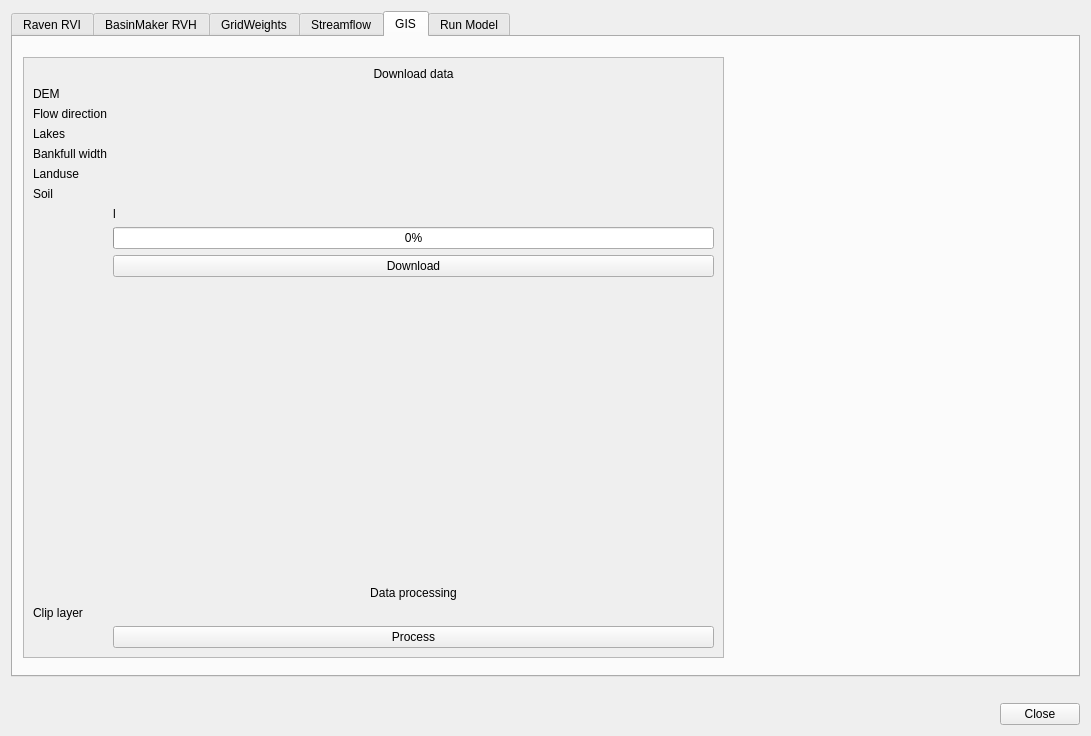
Above: qraven/qraven_dialog_base.ui from Scriptbash/QRaven before the change. Below: the same form after it.
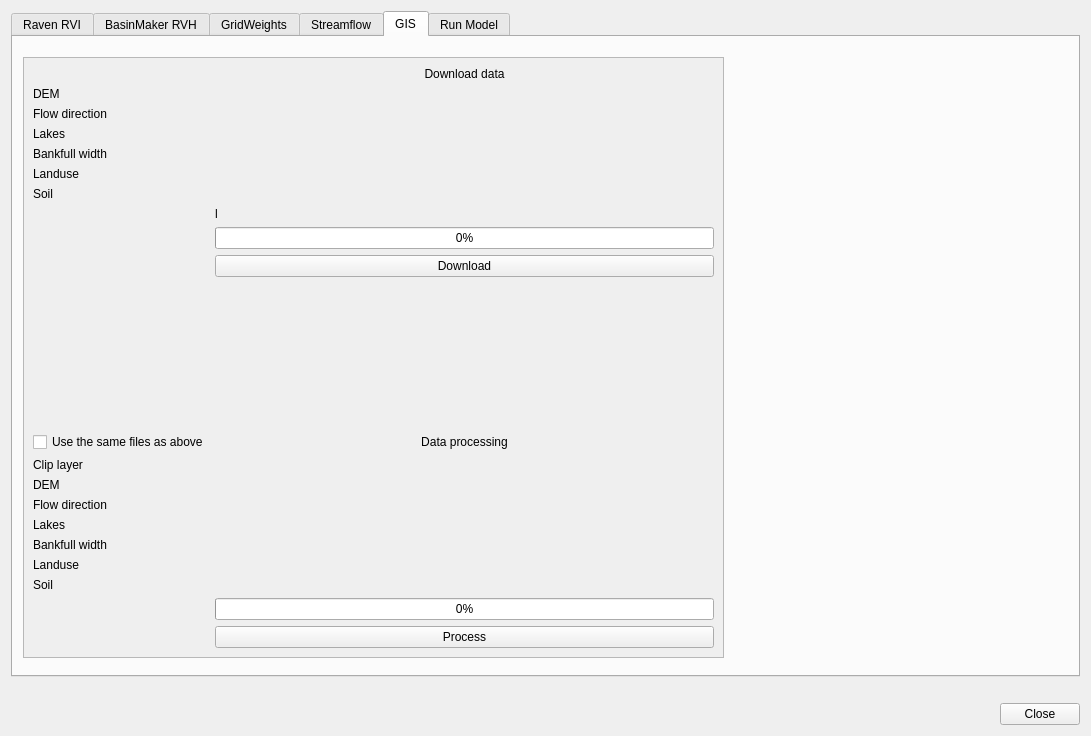
That is the form after the change. Custom widgets are drawn as their Qt base class.

Commit message: Extract tar files

The edit to the form file:
```diff
--- a/qraven/qraven_dialog_base.ui
+++ b/qraven/qraven_dialog_base.ui
@@ -4357,7 +4357,7 @@
           <x>0</x>
           <y>0</y>
           <width>699</width>
-          <height>599</height>
+          <height>676</height>
          </rect>
         </property>
         <layout class="QFormLayout" name="formLayout_2">
@@ -4500,21 +4500,21 @@
            </property>
           </spacer>
          </item>
-         <item row="13" column="1">
+         <item row="14" column="1">
           <widget class="QgsFileWidget" name="file_giscliplayer">
            <property name="filter">
             <string>*.shp</string>
            </property>
           </widget>
          </item>
-         <item row="13" column="0">
+         <item row="14" column="0">
           <widget class="QLabel" name="label_109">
            <property name="text">
             <string>Clip layer</string>
            </property>
           </widget>
          </item>
-         <item row="14" column="1">
+         <item row="22" column="1">
           <widget class="QPushButton" name="btn_gisprocess">
            <property name="text">
             <string>Process</string>
@@ -4538,6 +4538,80 @@
            </property>
           </widget>
          </item>
+         <item row="15" column="1">
+          <widget class="QgsFileWidget" name="mQgsFileWidget"/>
+         </item>
+         <item row="16" column="1">
+          <widget class="QgsFileWidget" name="mQgsFileWidget_2"/>
+         </item>
+         <item row="17" column="1">
+          <widget class="QgsFileWidget" name="mQgsFileWidget_3"/>
+         </item>
+         <item row="18" column="1">
+          <widget class="QgsFileWidget" name="mQgsFileWidget_4"/>
+         </item>
+         <item row="19" column="1">
+          <widget class="QgsFileWidget" name="mQgsFileWidget_5"/>
+         </item>
+         <item row="20" column="1">
+          <widget class="QgsFileWidget" name="mQgsFileWidget_6"/>
+         </item>
+         <item row="15" column="0">
+          <widget class="QLabel" name="label_115">
+           <property name="text">
+            <string>DEM</string>
+           </property>
+          </widget>
+         </item>
+         <item row="16" column="0">
+          <widget class="QLabel" name="label_116">
+           <property name="text">
+            <string>Flow direction</string>
+           </property>
+          </widget>
+         </item>
+         <item row="17" column="0">
+          <widget class="QLabel" name="label_117">
+           <property name="text">
+            <string>Lakes</string>
+           </property>
+          </widget>
+         </item>
+         <item row="18" column="0">
+          <widget class="QLabel" name="label_118">
+           <property name="text">
+            <string>Bankfull width</string>
+           </property>
+          </widget>
+         </item>
+         <item row="19" column="0">
+          <widget class="QLabel" name="label_119">
+           <property name="text">
+            <string>Landuse</string>
+           </property>
+          </widget>
+         </item>
+         <item row="20" column="0">
+          <widget class="QLabel" name="label_120">
+           <property name="text">
+            <string>Soil</string>
+           </property>
+          </widget>
+         </item>
+         <item row="21" column="1">
+          <widget class="QProgressBar" name="progressBar">
+           <property name="value">
+            <number>0</number>
+           </property>
+          </widget>
+         </item>
+         <item row="12" column="0">
+          <widget class="QCheckBox" name="checkBox">
+           <property name="text">
+            <string>Use the same files as above</string>
+           </property>
+          </widget>
+         </item>
         </layout>
        </widget>
       </widget>
```
The commit also changes 1 other file.
